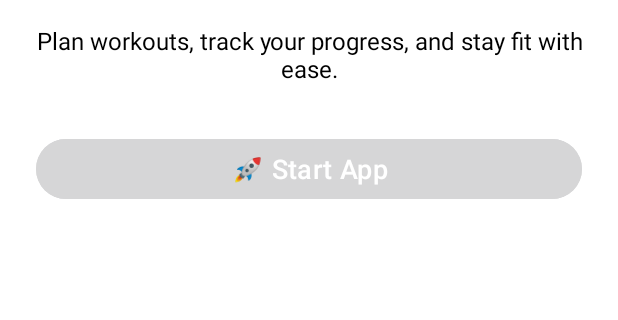
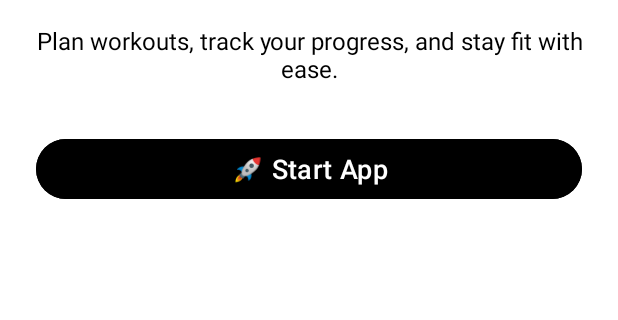
Before and after one commit to PhucGiaNguyen99/TrackMyReps, an Android app: the screen it shows after launch (IntroActivity), on a phone screen of 412 x 824 dp, the part 101-421 px from its top. Run offline under Robolectric (Android 15) with nearby library versions, the phone set to English and light mode, and no system bars.

Commit message:
Added the intro screen when openning the app.

```diff
--- a/app/src/main/res/layout/activity_intro.xml
+++ b/app/src/main/res/layout/activity_intro.xml
@@ -39,7 +39,7 @@
         android:layout_width="0dp"
         android:layout_height="wrap_content"
         android:text="🚀 Start App"
-        android:backgroundTint="@color/purple_500"
+        android:backgroundTint="@color/black"
         android:textColor="@color/white"
         android:textSize="18sp"
         android:layout_marginTop="32dp"
```
